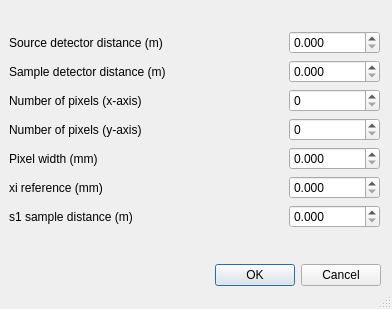
Old version of the form src/refred/interfaces/instrument_settings.ui in the repository neutrons/RefRed.
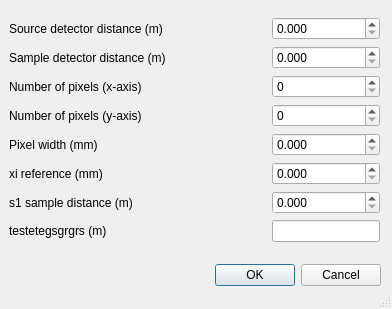
New version of the form.

```diff
--- a/src/refred/interfaces/instrument_settings.ui
+++ b/src/refred/interfaces/instrument_settings.ui
@@ -269,6 +269,30 @@
         </property>
        </spacer>
       </item>
+    <item row="7" column="0">
+       <widget class="QLabel" name="label_7">
+        <property name="text">
+         <string>testetegsgrgrs (m)</string>
+        </property>
+       </widget>
+      </item>
+     <item row="7" column="2">
+       <spacer name="horizontalSpacer_7">
+        <property name="orientation">
+         <enum>Qt::Horizontal</enum>
+        </property>
+        <property name="sizeHint" stdset="0">
+         <size>
+          <width>40</width>
+          <height>20</height>
+         </size>
+        </property>
+       </spacer>
+      </item>
+    <item row="7" column="3">
+       <widget class="QLineEdit" name="wavelength_resolution_dLambda_formula">
+       </widget>
+      </item>
      </layout>
     </item>
    </layout>
```
